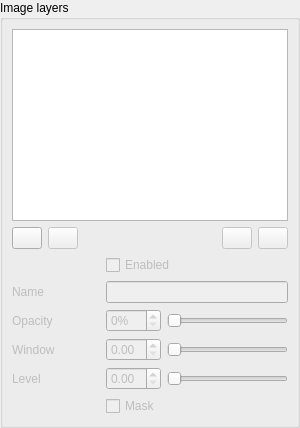
Old version of the form src/LayersWidget.ui in the repository ManiVaultStudio/ImageViewerPlugin.
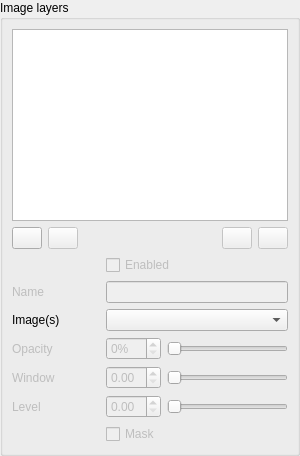
New version of the form.

```diff
--- a/src/LayersWidget.ui
+++ b/src/LayersWidget.ui
@@ -74,24 +74,56 @@
       <property name="sizeConstraint">
        <enum>QLayout::SetDefaultConstraint</enum>
       </property>
-      <item row="5" column="0">
-       <widget class="QLabel" name="layerWindowLabel">
-        <property name="enabled">
-         <bool>false</bool>
-        </property>
-        <property name="text">
-         <string>Window</string>
-        </property>
-       </widget>
+      <item row="7" column="1" colspan="2">
+       <layout class="QHBoxLayout" name="layerLevelHorizontalLayout">
+        <item>
+         <widget class="QDoubleSpinBox" name="layerLevelDoubleSpinBox">
+          <property name="enabled">
+           <bool>false</bool>
+          </property>
+          <property name="sizePolicy">
+           <sizepolicy hsizetype="Minimum" vsizetype="Fixed">
+            <horstretch>1</horstretch>
+            <verstretch>0</verstretch>
+           </sizepolicy>
+          </property>
+          <property name="minimumSize">
+           <size>
+            <width>55</width>
+            <height>0</height>
+           </size>
+          </property>
+          <property name="maximum">
+           <double>1.000000000000000</double>
+          </property>
+          <property name="singleStep">
+           <double>0.100000000000000</double>
+          </property>
+         </widget>
+        </item>
+        <item>
+         <widget class="QSlider" name="layerLevelHorizontalSlider">
+          <property name="enabled">
+           <bool>false</bool>
+          </property>
+          <property name="sizePolicy">
+           <sizepolicy hsizetype="MinimumExpanding" vsizetype="Fixed">
+            <horstretch>3</horstretch>
+            <verstretch>0</verstretch>
+           </sizepolicy>
+          </property>
+          <property name="orientation">
+           <enum>Qt::Horizontal</enum>
+          </property>
+         </widget>
+        </item>
+       </layout>
       </item>
-      <item row="6" column="0">
-       <widget class="QLabel" name="layerLevelLabel">
+      <item row="3" column="1" colspan="2">
+       <widget class="QLineEdit" name="layerNameLineEdit">
         <property name="enabled">
          <bool>false</bool>
         </property>
-        <property name="text">
-         <string>Level</string>
-        </property>
        </widget>
       </item>
       <item row="3" column="0">
@@ -104,6 +136,70 @@
         </property>
        </widget>
       </item>
+      <item row="8" column="1">
+       <widget class="QCheckBox" name="maskCheckBox">
+        <property name="enabled">
+         <bool>false</bool>
+        </property>
+        <property name="text">
+         <string>Mask</string>
+        </property>
+       </widget>
+      </item>
+      <item row="5" column="1" colspan="2">
+       <layout class="QHBoxLayout" name="layerOpacityHorizontalLayout">
+        <property name="leftMargin">
+         <number>0</number>
+        </property>
+        <item>
+         <widget class="QDoubleSpinBox" name="layerOpacityDoubleSpinBox">
+          <property name="enabled">
+           <bool>false</bool>
+          </property>
+          <property name="sizePolicy">
+           <sizepolicy hsizetype="Minimum" vsizetype="Fixed">
+            <horstretch>1</horstretch>
+            <verstretch>0</verstretch>
+           </sizepolicy>
+          </property>
+          <property name="minimumSize">
+           <size>
+            <width>55</width>
+            <height>0</height>
+           </size>
+          </property>
+          <property name="suffix">
+           <string>%</string>
+          </property>
+          <property name="decimals">
+           <number>0</number>
+          </property>
+          <property name="maximum">
+           <double>100.000000000000000</double>
+          </property>
+          <property name="singleStep">
+           <double>5.000000000000000</double>
+          </property>
+         </widget>
+        </item>
+        <item>
+         <widget class="QSlider" name="layerOpacityHorizontalSlider">
+          <property name="enabled">
+           <bool>false</bool>
+          </property>
+          <property name="sizePolicy">
+           <sizepolicy hsizetype="MinimumExpanding" vsizetype="Fixed">
+            <horstretch>3</horstretch>
+            <verstretch>0</verstretch>
+           </sizepolicy>
+          </property>
+          <property name="orientation">
+           <enum>Qt::Horizontal</enum>
+          </property>
+         </widget>
+        </item>
+       </layout>
+      </item>
       <item row="0" column="0" colspan="3">
        <layout class="QVBoxLayout" name="verticalLayout">
         <property name="sizeConstraint">
@@ -310,116 +406,17 @@
         </item>
        </layout>
       </item>
-      <item row="6" column="1" colspan="2">
-       <layout class="QHBoxLayout" name="layerLevelHorizontalLayout">
-        <item>
-         <widget class="QDoubleSpinBox" name="layerLevelDoubleSpinBox">
-          <property name="enabled">
-           <bool>false</bool>
-          </property>
-          <property name="sizePolicy">
-           <sizepolicy hsizetype="Minimum" vsizetype="Fixed">
-            <horstretch>1</horstretch>
-            <verstretch>0</verstretch>
-           </sizepolicy>
-          </property>
-          <property name="minimumSize">
-           <size>
-            <width>55</width>
-            <height>0</height>
-           </size>
-          </property>
-          <property name="maximum">
-           <double>1.000000000000000</double>
-          </property>
-          <property name="singleStep">
-           <double>0.100000000000000</double>
-          </property>
-         </widget>
-        </item>
-        <item>
-         <widget class="QSlider" name="layerLevelHorizontalSlider">
-          <property name="enabled">
-           <bool>false</bool>
-          </property>
-          <property name="sizePolicy">
-           <sizepolicy hsizetype="MinimumExpanding" vsizetype="Fixed">
-            <horstretch>3</horstretch>
-            <verstretch>0</verstretch>
-           </sizepolicy>
-          </property>
-          <property name="orientation">
-           <enum>Qt::Horizontal</enum>
-          </property>
-         </widget>
-        </item>
-       </layout>
-      </item>
-      <item row="7" column="1">
-       <widget class="QCheckBox" name="maskCheckBox">
+      <item row="7" column="0">
+       <widget class="QLabel" name="layerLevelLabel">
         <property name="enabled">
          <bool>false</bool>
         </property>
         <property name="text">
-         <string>Mask</string>
+         <string>Level</string>
         </property>
        </widget>
       </item>
-      <item row="4" column="1" colspan="2">
-       <layout class="QHBoxLayout" name="layerOpacityHorizontalLayout">
-        <property name="leftMargin">
-         <number>0</number>
-        </property>
-        <item>
-         <widget class="QDoubleSpinBox" name="layerOpacityDoubleSpinBox">
-          <property name="enabled">
-           <bool>false</bool>
-          </property>
-          <property name="sizePolicy">
-           <sizepolicy hsizetype="Minimum" vsizetype="Fixed">
-            <horstretch>1</horstretch>
-            <verstretch>0</verstretch>
-           </sizepolicy>
-          </property>
-          <property name="minimumSize">
-           <size>
-            <width>55</width>
-            <height>0</height>
-           </size>
-          </property>
-          <property name="suffix">
-           <string>%</string>
-          </property>
-          <property name="decimals">
-           <number>0</number>
-          </property>
-          <property name="maximum">
-           <double>100.000000000000000</double>
-          </property>
-          <property name="singleStep">
-           <double>5.000000000000000</double>
-          </property>
-         </widget>
-        </item>
-        <item>
-         <widget class="QSlider" name="layerOpacityHorizontalSlider">
-          <property name="enabled">
-           <bool>false</bool>
-          </property>
-          <property name="sizePolicy">
-           <sizepolicy hsizetype="MinimumExpanding" vsizetype="Fixed">
-            <horstretch>3</horstretch>
-            <verstretch>0</verstretch>
-           </sizepolicy>
-          </property>
-          <property name="orientation">
-           <enum>Qt::Horizontal</enum>
-          </property>
-         </widget>
-        </item>
-       </layout>
-      </item>
-      <item row="4" column="0">
+      <item row="5" column="0">
        <widget class="QLabel" name="layerOpacityLabel">
         <property name="enabled">
          <bool>false</bool>
@@ -429,7 +426,7 @@
         </property>
        </widget>
       </item>
-      <item row="5" column="1" colspan="2">
+      <item row="6" column="1" colspan="2">
        <layout class="QHBoxLayout" name="layerWindowHorizontalLayout">
         <item>
          <widget class="QDoubleSpinBox" name="layerWindowDoubleSpinBox">
@@ -474,13 +471,6 @@
         </item>
        </layout>
       </item>
-      <item row="3" column="1" colspan="2">
-       <widget class="QLineEdit" name="layerNameLineEdit">
-        <property name="enabled">
-         <bool>false</bool>
-        </property>
-       </widget>
-      </item>
       <item row="1" column="1" colspan="2">
        <widget class="QCheckBox" name="layerEnabledCheckBox">
         <property name="enabled">
@@ -497,6 +487,26 @@
         </property>
        </widget>
       </item>
+      <item row="6" column="0">
+       <widget class="QLabel" name="layerWindowLabel">
+        <property name="enabled">
+         <bool>false</bool>
+        </property>
+        <property name="text">
+         <string>Window</string>
+        </property>
+       </widget>
+      </item>
+      <item row="4" column="0">
+       <widget class="QLabel" name="label">
+        <property name="text">
+         <string>Image(s)</string>
+        </property>
+       </widget>
+      </item>
+      <item row="4" column="1" colspan="2">
+       <widget class="QComboBox" name="comboBox"/>
+      </item>
      </layout>
     </widget>
    </item>
```
